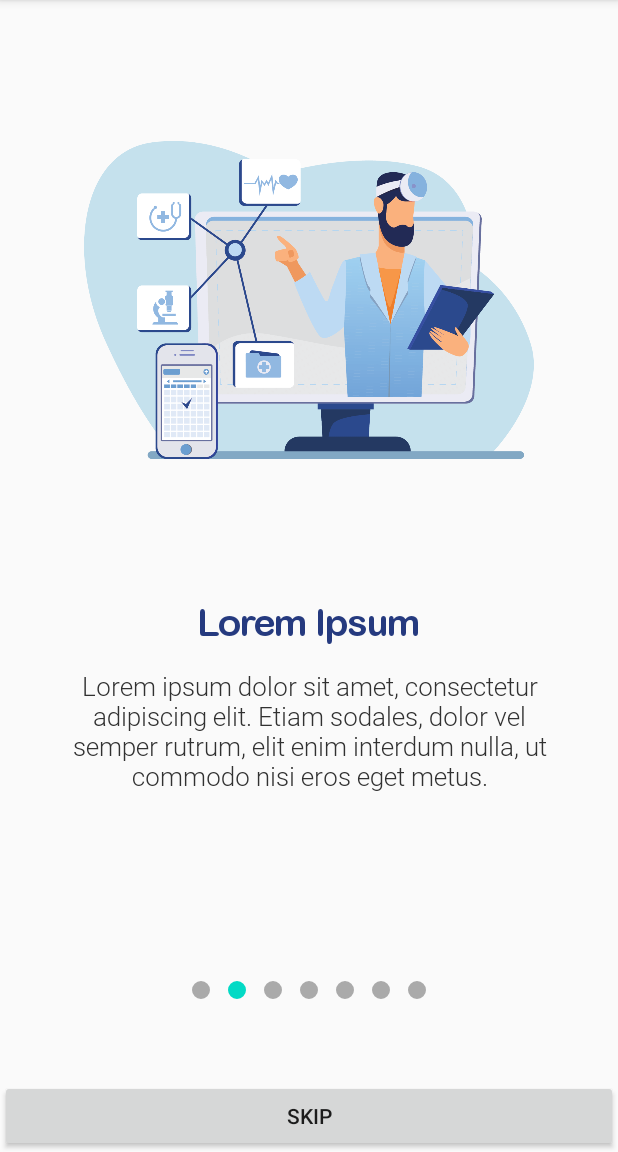
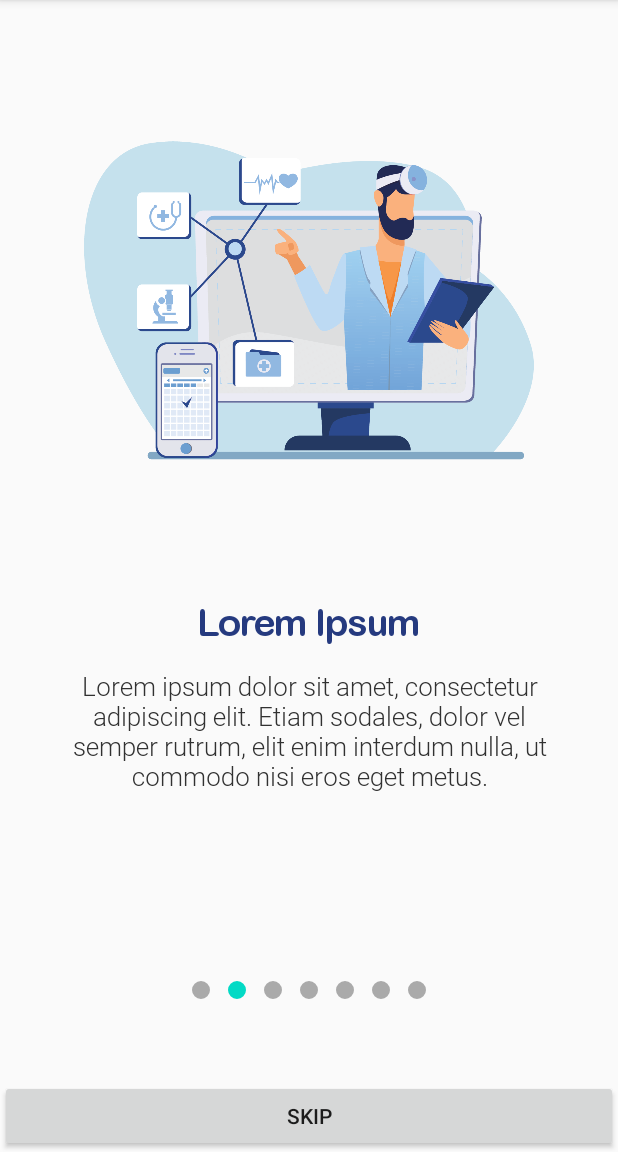
Before and after one commit to ShahzaibWaseem/viewPager-Android, an Android app: the screen it shows after launch (DemoViewPagerActivity), item 2 of the bottom bar chosen, on a phone screen of 412 x 824 dp, the part 84-1236 px from its top. Run offline under Robolectric (Android 15) with nearby library versions, the phone set to English and light mode, and no system bars.

Commit message:
fixed the heights of the background

```diff
--- a/app/src/main/res/layout/tab_1.xml
+++ b/app/src/main/res/layout/tab_1.xml
@@ -28,7 +28,7 @@
             android:id="@+id/planner"
             android:layout_width="150dp"
             android:layout_height="200dp"
-            android:layout_marginBottom="3dp"
+            android:layout_marginBottom="5dp"
             android:layout_marginEnd="50dp"
             android:src="@drawable/screen_1_planner"
             app:layout_constraintBottom_toBottomOf="@+id/background"
@@ -39,7 +39,7 @@
             android:id="@+id/man"
             android:layout_width="150dp"
             android:layout_height="200dp"
-            android:layout_marginBottom="3dp"
+            android:layout_marginBottom="5dp"
             android:src="@drawable/screen_1_man"
             app:layout_constraintBottom_toBottomOf="@id/background"
             app:layout_constraintEnd_toEndOf="@+id/background" />
--- a/app/src/main/res/layout/tab_2.xml
+++ b/app/src/main/res/layout/tab_2.xml
@@ -17,7 +17,7 @@
         <ImageView
             android:id="@+id/background"
             android:layout_width="300dp"
-            android:layout_height="220dp"
+            android:layout_height="250dp"
             android:src="@drawable/screen_2_background"
             app:layout_constraintBottom_toBottomOf="parent"
             app:layout_constraintEnd_toEndOf="parent"
@@ -28,7 +28,7 @@
             android:id="@+id/computer"
             android:layout_width="250dp"
             android:layout_height="200dp"
-            android:layout_marginBottom="4dp"
+            android:layout_marginBottom="20dp"
             android:src="@drawable/screen_2_computer"
             app:layout_constraintBottom_toBottomOf="@+id/background"
             app:layout_constraintStart_toStartOf="@+id/background"
@@ -38,7 +38,7 @@
             android:id="@+id/doctor"
             android:layout_width="150dp"
             android:layout_height="150dp"
-            android:layout_marginBottom="45dp"
+            android:layout_marginBottom="65dp"
             android:src="@drawable/screen_2_doctor"
             app:layout_constraintBottom_toBottomOf="@id/background"
             app:layout_constraintEnd_toEndOf="@+id/computer" />
--- a/app/src/main/res/layout/tab_4.xml
+++ b/app/src/main/res/layout/tab_4.xml
@@ -16,7 +16,7 @@
         <ImageView
             android:id="@+id/background"
             android:layout_width="300dp"
-            android:layout_height="220dp"
+            android:layout_height="250dp"
             android:src="@drawable/screen_4_background"
             app:layout_constraintBottom_toBottomOf="parent"
             app:layout_constraintEnd_toEndOf="parent"
@@ -37,7 +37,7 @@
             android:id="@+id/lady"
             android:layout_width="150dp"
             android:layout_height="165dp"
-            android:layout_marginBottom="5dp"
+            android:layout_marginBottom="20dp"
             android:src="@drawable/screen_4_lady"
             app:layout_constraintBottom_toBottomOf="@id/background"
             app:layout_constraintEnd_toEndOf="@+id/background" />
--- a/app/src/main/res/layout/tab_5.xml
+++ b/app/src/main/res/layout/tab_5.xml
@@ -16,7 +16,7 @@
         <ImageView
             android:id="@+id/background"
             android:layout_width="300dp"
-            android:layout_height="220dp"
+            android:layout_height="250dp"
             android:src="@drawable/screen_5_background"
             app:layout_constraintBottom_toBottomOf="parent"
             app:layout_constraintEnd_toEndOf="parent"
--- a/app/src/main/res/layout/tab_7.xml
+++ b/app/src/main/res/layout/tab_7.xml
@@ -16,7 +16,7 @@
         <ImageView
             android:id="@+id/background"
             android:layout_width="300dp"
-            android:layout_height="210dp"
+            android:layout_height="250dp"
             android:src="@drawable/screen_7_background"
             app:layout_constraintBottom_toBottomOf="parent"
             app:layout_constraintEnd_toEndOf="parent"
@@ -28,6 +28,7 @@
             android:layout_width="50dp"
             android:layout_height="80dp"
             android:src="@drawable/screen_7_plant"
+            android:layout_marginBottom="20dp"
             android:layout_marginEnd="50dp"
             app:layout_constraintBottom_toBottomOf="@+id/background"
             app:layout_constraintEnd_toEndOf="@+id/background"/>
@@ -37,7 +38,7 @@
             android:layout_width="150dp"
             android:layout_height="170dp"
             android:layout_marginStart="50dp"
-            android:layout_marginBottom="2dp"
+            android:layout_marginBottom="20dp"
             android:src="@drawable/screen_7_lady"
             app:layout_constraintStart_toStartOf="@+id/background"
             app:layout_constraintBottom_toBottomOf="@id/background" />
```
Also changed, not shown: app/src/main/res/layout/tab_6.xml (+5 -3 lines).
